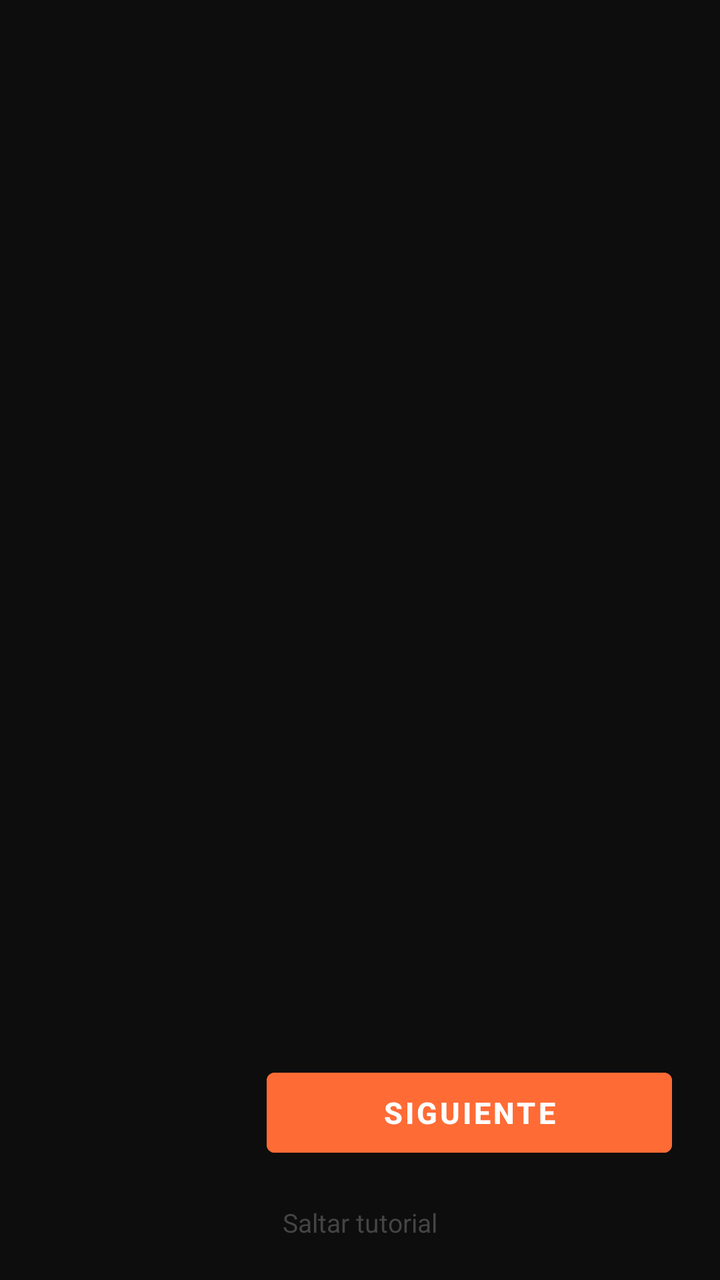
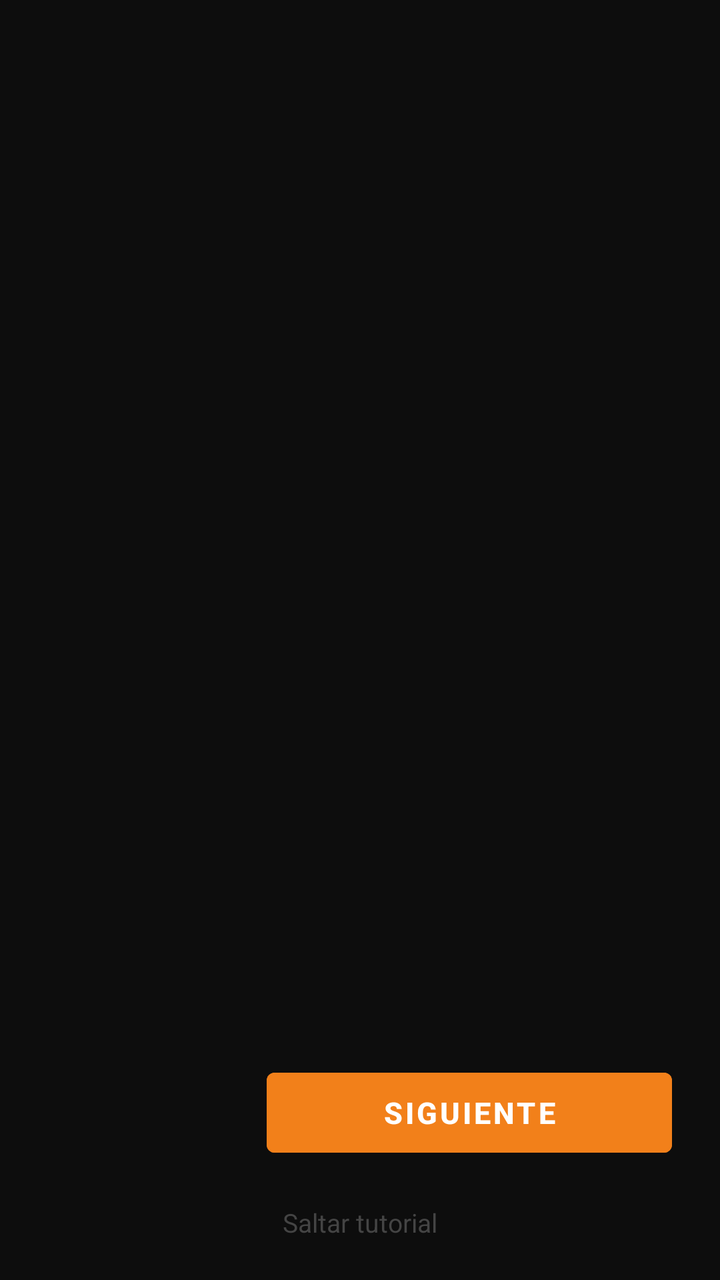

Before-and-after screenshots of an Android layout around one commit, followed by the original layout XML and the change that was made.
<!-- AndroidManifest.xml: application theme Theme.ARDrawing -->
<!-- res/layout/activity_tutorial.xml -->
<?xml version="1.0" encoding="utf-8"?>
<androidx.constraintlayout.widget.ConstraintLayout
    xmlns:android="http://schemas.android.com/apk/res/android"
    xmlns:app="http://schemas.android.com/apk/res-auto"
    android:layout_width="match_parent"
    android:layout_height="match_parent"
    android:background="#0D0D0D">

    <androidx.viewpager2.widget.ViewPager2
        android:id="@+id/viewPager"
        android:layout_width="0dp"
        android:layout_height="0dp"
        app:layout_constraintTop_toTopOf="parent"
        app:layout_constraintBottom_toTopOf="@id/dotsIndicator"
        app:layout_constraintStart_toStartOf="parent"
        app:layout_constraintEnd_toEndOf="parent" />

    <LinearLayout
        android:id="@+id/dotsIndicator"
        android:layout_width="wrap_content"
        android:layout_height="wrap_content"
        android:orientation="horizontal"
        android:gravity="center_vertical"
        android:layout_marginBottom="20dp"
        app:layout_constraintBottom_toTopOf="@id/btnRow"
        app:layout_constraintStart_toStartOf="parent"
        app:layout_constraintEnd_toEndOf="parent" />

    
    <LinearLayout
        android:id="@+id/btnRow"
        android:layout_width="0dp"
        android:layout_height="wrap_content"
        android:orientation="horizontal"
        android:layout_marginStart="24dp"
        android:layout_marginEnd="24dp"
        android:layout_marginBottom="8dp"
        android:gravity="center_vertical"
        app:layout_constraintBottom_toTopOf="@id/btnSkip"
        app:layout_constraintStart_toStartOf="parent"
        app:layout_constraintEnd_toEndOf="parent">

        <Button
            android:id="@+id/btnBack"
            android:layout_width="0dp"
            android:layout_height="52dp"
            android:layout_weight="1"
            android:text="Atras"
            android:textColor="#FF6B35"
            android:textSize="15sp"
            android:backgroundTint="#1AFF6B35"
            android:stateListAnimator="@null"
            android:visibility="invisible"
            android:layout_marginEnd="8dp" />

        <Button
            android:id="@+id/btnNext"
            android:layout_width="0dp"
            android:layout_height="52dp"
            android:layout_weight="2"
            android:text="Siguiente"
            android:textColor="#FFFFFF"
            android:textSize="15sp"
            android:textStyle="bold"
            android:backgroundTint="#FF6B35"
            android:stateListAnimator="@null" />

    </LinearLayout>

    <TextView
        android:id="@+id/btnSkip"
        android:layout_width="wrap_content"
        android:layout_height="wrap_content"
        android:text="Saltar tutorial"
        android:textColor="#444444"
        android:textSize="13sp"
        android:padding="12dp"
        android:layout_marginBottom="8dp"
        app:layout_constraintBottom_toBottomOf="parent"
        app:layout_constraintStart_toStartOf="parent"
        app:layout_constraintEnd_toEndOf="parent" />

</androidx.constraintlayout.widget.ConstraintLayout>
<!-- resources referenced by this layout -->
<resources>
  <style name="Theme.ARDrawing" parent="Theme.MaterialComponents.Light.NoActionBar">
          <item name="colorPrimary">@color/navbar_dark</item>
          <item name="colorPrimaryVariant">@color/navbar_dark</item>
          <item name="colorOnPrimary">@color/white</item>
          <item name="colorSecondary">@color/accent</item>
          <item name="colorOnSecondary">@color/white</item>
          <item name="android:windowBackground">@color/bg_dark</item>
          <item name="android:statusBarColor">@color/bg_dark</item>
          <item name="android:windowLightStatusBar">false</item>
          <item name="android:navigationBarColor">@color/navbar_dark</item>
          <item name="android:windowLightNavigationBar" tools:targetApi="27">false</item>
      </style>
  <color name="navbar_dark">#161616</color>
  <color name="white">#FFFFFF</color>
  <color name="accent">#F2801A</color>
  <color name="bg_dark">#1E1E1E</color>
</resources>

<!-- the commit's change to res/layout/activity_tutorial.xml (unified diff, before → after) -->
@@ -46,9 +46,9 @@
             android:layout_height="52dp"
             android:layout_weight="1"
             android:text="Atras"
-            android:textColor="#FF6B35"
+            android:textColor="@color/mc_accent"
             android:textSize="15sp"
-            android:backgroundTint="#1AFF6B35"
+            android:backgroundTint="@color/accent_dim"
             android:stateListAnimator="@null"
             android:visibility="invisible"
             android:layout_marginEnd="8dp" />
@@ -62,7 +62,7 @@
             android:textColor="#FFFFFF"
             android:textSize="15sp"
             android:textStyle="bold"
-            android:backgroundTint="#FF6B35"
+            android:backgroundTint="@color/mc_accent"
             android:stateListAnimator="@null" />
 
     </LinearLayout>
<!-- resource entries referenced after the edit -->
@@ -1,20 +1,21 @@
 <!-- resources referenced by this layout -->
 <resources>
+  <color name="accent_dim">#20F2801A</color>
+  <color name="mc_accent">#F2801A</color>
   <style name="Theme.ARDrawing" parent="Theme.MaterialComponents.Light.NoActionBar">
           <item name="colorPrimary">@color/navbar_dark</item>
           <item name="colorPrimaryVariant">@color/navbar_dark</item>
           <item name="colorOnPrimary">@color/white</item>
-          <item name="colorSecondary">@color/accent</item>
+          <item name="colorSecondary">@color/mc_accent</item>
           <item name="colorOnSecondary">@color/white</item>
-          <item name="android:windowBackground">@color/bg_dark</item>
-          <item name="android:statusBarColor">@color/bg_dark</item>
+          <item name="android:windowBackground">@color/mc_bg_dark</item>
+          <item name="android:statusBarColor">@color/mc_bg_dark</item>
           <item name="android:windowLightStatusBar">false</item>
           <item name="android:navigationBarColor">@color/navbar_dark</item>
           <item name="android:windowLightNavigationBar" tools:targetApi="27">false</item>
       </style>
   <color name="navbar_dark">#161616</color>
   <color name="white">#FFFFFF</color>
-  <color name="accent">#F2801A</color>
-  <color name="bg_dark">#1E1E1E</color>
+  <color name="mc_bg_dark">#1E1E1E</color>
 </resources>
 
